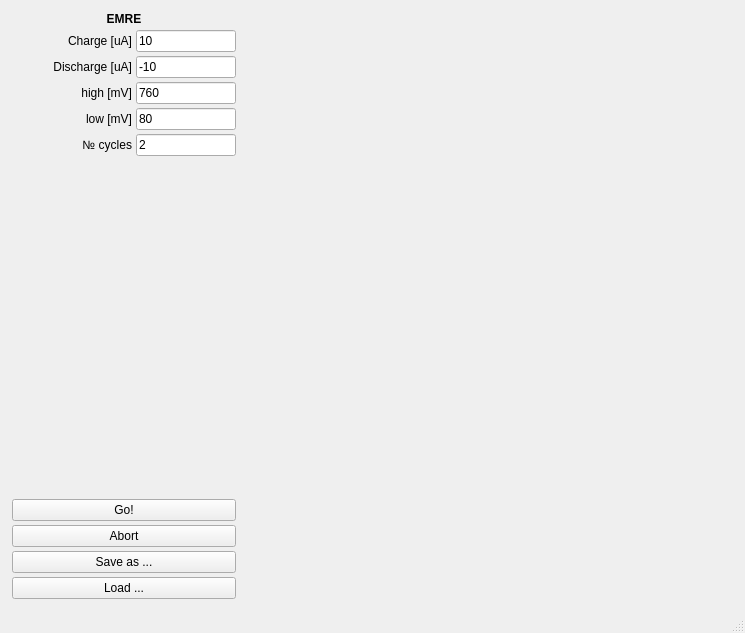
This is gui/EMRE_charging_module.ui in rst030/EMRE as Qt 5 draws it before an edit. The edited form follows.
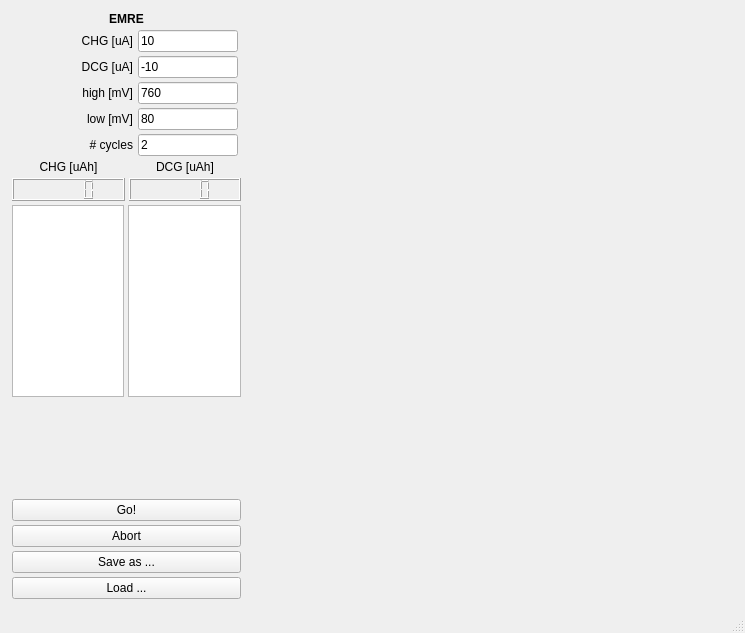
This is the edited form.

What changed in the file:
```diff
--- a/gui/EMRE_charging_module.ui
+++ b/gui/EMRE_charging_module.ui
@@ -79,7 +79,7 @@
              </size>
             </property>
             <property name="text">
-             <string>Charge [uA]</string>
+             <string>CHG [uA]</string>
             </property>
             <property name="alignment">
              <set>Qt::AlignRight|Qt::AlignTrailing|Qt::AlignVCenter</set>
@@ -115,7 +115,7 @@
              </size>
             </property>
             <property name="text">
-             <string>Discharge [uA]</string>
+             <string>DCG [uA]</string>
             </property>
             <property name="alignment">
              <set>Qt::AlignRight|Qt::AlignTrailing|Qt::AlignVCenter</set>
@@ -217,7 +217,7 @@
              </size>
             </property>
             <property name="text">
-             <string>№ cycles</string>
+             <string># cycles</string>
             </property>
             <property name="alignment">
              <set>Qt::AlignRight|Qt::AlignTrailing|Qt::AlignVCenter</set>
@@ -242,6 +242,54 @@
           </item>
          </layout>
         </item>
+        <item>
+         <layout class="QHBoxLayout" name="horizontalLayout_7">
+          <item>
+           <widget class="QLabel" name="label_3">
+            <property name="text">
+             <string>CHG [uAh]</string>
+            </property>
+            <property name="alignment">
+             <set>Qt::AlignCenter</set>
+            </property>
+           </widget>
+          </item>
+          <item>
+           <widget class="QLabel" name="label_2">
+            <property name="text">
+             <string>DCG [uAh]</string>
+            </property>
+            <property name="alignment">
+             <set>Qt::AlignCenter</set>
+            </property>
+           </widget>
+          </item>
+         </layout>
+        </item>
+        <item>
+         <layout class="QHBoxLayout" name="horizontalLayout_10">
+          <item>
+           <widget class="QLCDNumber" name="DCGlcdNumber">
+            <property name="value" stdset="0">
+             <double>0.000000000000000</double>
+            </property>
+           </widget>
+          </item>
+          <item>
+           <widget class="QLCDNumber" name="CHGlcdNumber"/>
+          </item>
+         </layout>
+        </item>
+        <item>
+         <layout class="QHBoxLayout" name="horizontalLayout_11">
+          <item>
+           <widget class="QListWidget" name="DCGlistWidget"/>
+          </item>
+          <item>
+           <widget class="QListWidget" name="CHGlistWidget"/>
+          </item>
+         </layout>
+        </item>
         <item>
          <spacer name="verticalSpacer">
           <property name="orientation">
```
